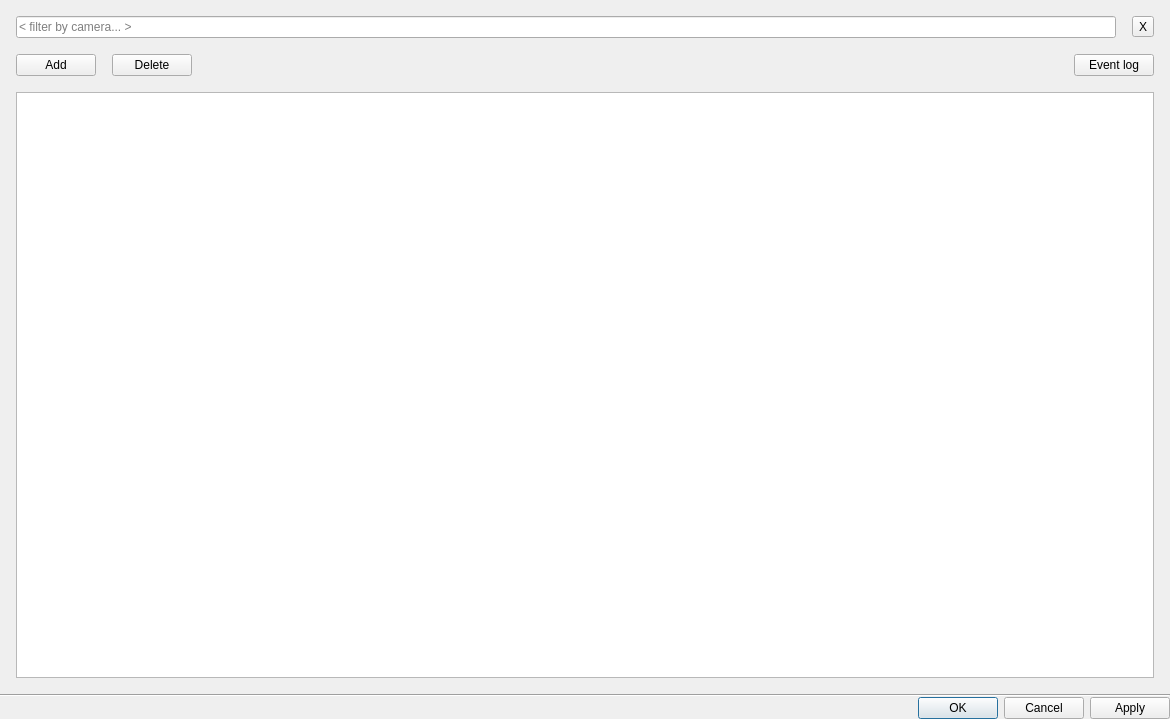
Old version of the form client/libclient/src/ui/dialogs/business_rules_dialog.ui in the repository networkoptix/nx_open.
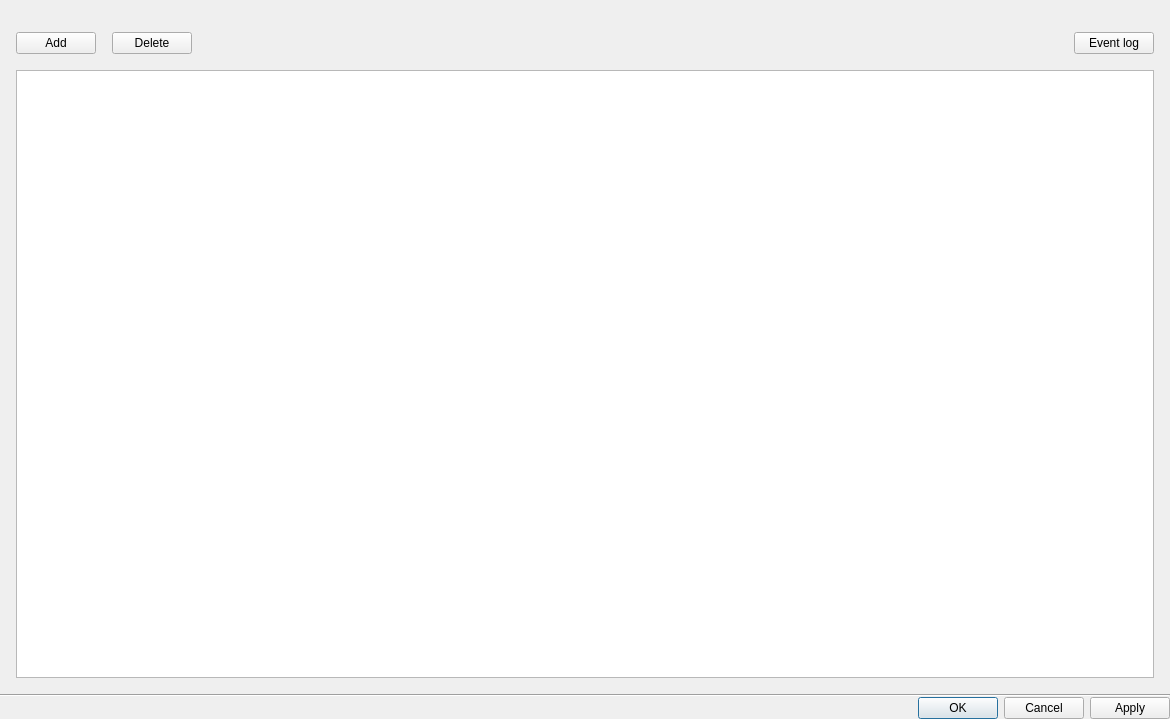
New version of the form. Custom widgets are drawn as their Qt base class.

Commit message:
VMS-3921: Fix 'Search' line edit
<==== Mercurial data ====>
Branch: dev_3.0.0_gui

What changed in the file:
```diff
--- a/client/libclient/src/ui/dialogs/business_rules_dialog.ui
+++ b/client/libclient/src/ui/dialogs/business_rules_dialog.ui
@@ -47,22 +47,7 @@
       <number>0</number>
      </property>
      <item>
-      <layout class="QHBoxLayout" name="searchLayout">
-       <item>
-        <widget class="QLineEdit" name="filterLineEdit">
-         <property name="placeholderText">
-          <string notr="true">&lt; filter by camera... &gt;</string>
-         </property>
-        </widget>
-       </item>
-       <item>
-        <widget class="QToolButton" name="clearFilterButton">
-         <property name="text">
-          <string>X</string>
-         </property>
-        </widget>
-       </item>
-      </layout>
+      <widget class="QnSearchLineEdit" name="filterLineEdit" native="true"/>
      </item>
      <item>
       <layout class="QHBoxLayout" name="topLayout">
@@ -169,6 +154,12 @@
    <extends>QTableView</extends>
    <header location="global">ui/widgets/common/table_view.h</header>
   </customwidget>
+  <customwidget>
+   <class>QnSearchLineEdit</class>
+   <extends>QWidget</extends>
+   <header location="global">ui/widgets/common/search_line_edit.h</header>
+   <container>1</container>
+  </customwidget>
   <customwidget>
    <class>QnBusinessRuleWidget</class>
    <extends>QWidget</extends>
```
The commit also changes 5 other files.
